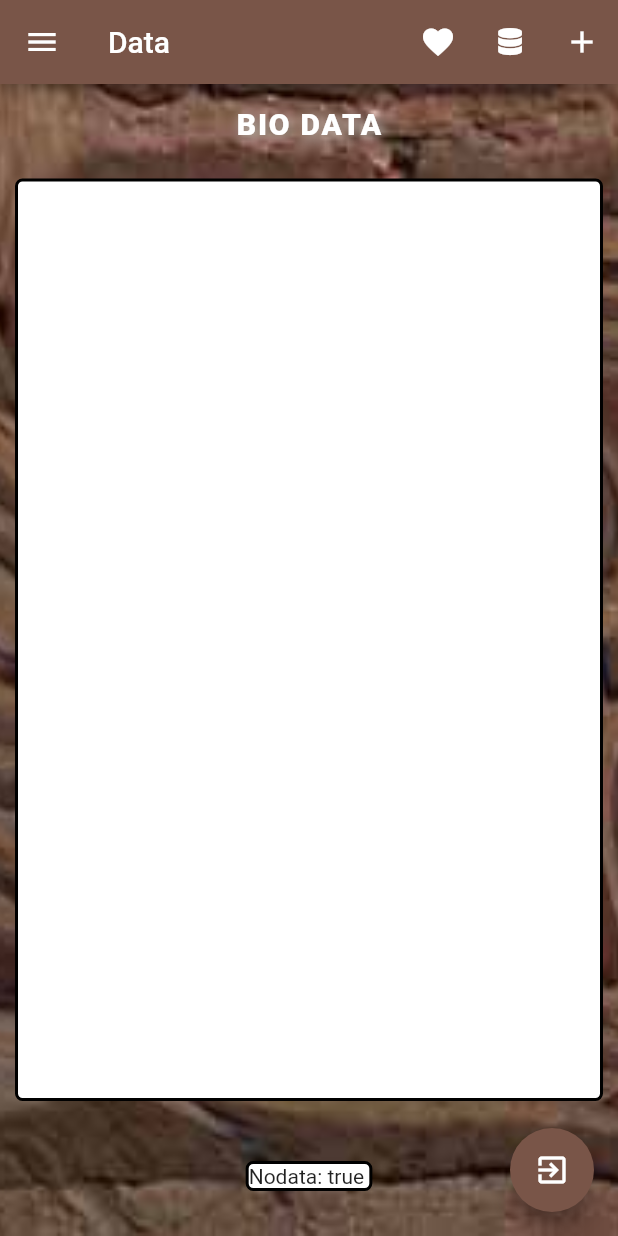
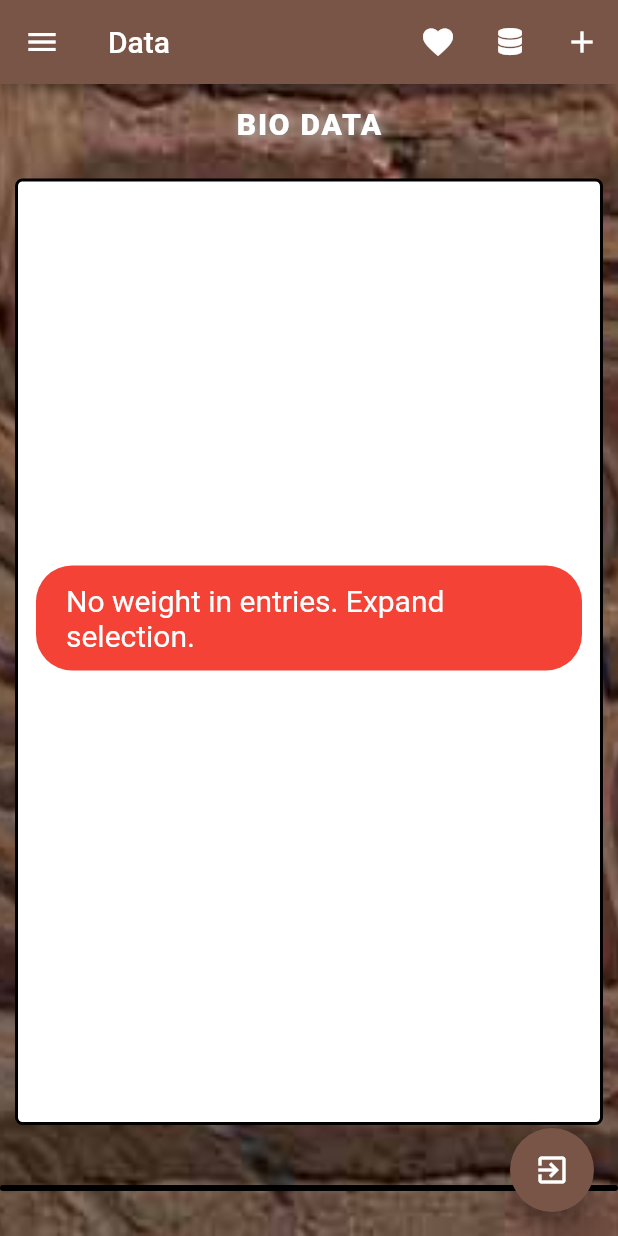
Before and after one commit to sigjak/Weight, a Flutter app: the ListScreen screen opened by its route, on a phone screen of 412 x 824 dp. Run offline on Flutter 3.47's test engine with Material 2 defaults, Android fonts, the phone set to English and light mode, and no system bars; our stand-ins replace charts_flutter, fluttertoast.

```diff
--- a/lib/Providers/dataProvider.dart
+++ b/lib/Providers/dataProvider.dart
@@ -27,14 +27,14 @@ class Data with ChangeNotifier {
   }
 
   bool get weightEmpty {
-    int temp = 0;
+    bool temp = true;
     for (int i = 0; i < _items.length; i++) {
       if (_items[i].weight.isNotEmpty) {
-        temp++;
+        temp = false;
       }
     }
-    if (temp > 0) return false;
-    return true;
+
+    return temp;
   }
 
   Data(this.myAuth);
--- a/lib/screens/data_list_screen.dart
+++ b/lib/screens/data_list_screen.dart
@@ -2,6 +2,8 @@ import 'package:flutter/material.dart';
 import 'package:provider/provider.dart';
 import 'package:flutter/services.dart';
 import 'package:weight_2/widgets/my_icons.dart';
+
+import 'package:fluttertoast/fluttertoast.dart';
 import '../screens/syst_diast_screen.dart';
 import '../screens/data_add_screen.dart';
 import '../widgets/app_drawer.dart';
@@ -13,7 +15,17 @@ import '../widgets/dialog_func.dart';
 class ListScreen extends StatelessWidget {
   static const routeName = '/list';
 
-  @override
+  sig() {
+    Fluttertoast.showToast(
+        msg: "No weight in entries. Expand selection. ",
+        toastLength: Toast.LENGTH_SHORT,
+        gravity: ToastGravity.CENTER,
+        timeInSecForIosWeb: 2,
+        backgroundColor: Colors.red,
+        textColor: Colors.white,
+        fontSize: 20.0);
+  }
+
   @override
   Widget build(BuildContext context) {
     final data = Provider.of<Data>(context);
@@ -107,7 +119,7 @@ class ListScreen extends StatelessWidget {
                   ),
                 ),
                 child: data.weightEmpty
-                    ? Text("Nodata: ${data.weightEmpty} ")
+                    ? sig()
                     : Stack(
                         children: [
                           PlotData(
```
Also changed, not shown: lib/calc/bp_calc.dart (+1 -19 lines), lib/screens/bp_ave.dart (+21 -1 lines), lib/widgets/plot_data.dart (+1 -10 lines).
